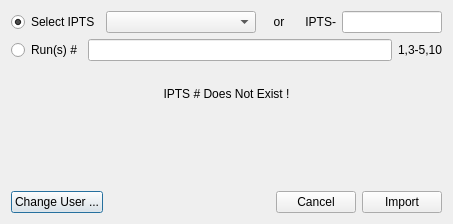
This is designer/ui_import_from_database.ui in neutrons/addie as Qt 5 draws it before an edit. The edited form follows.
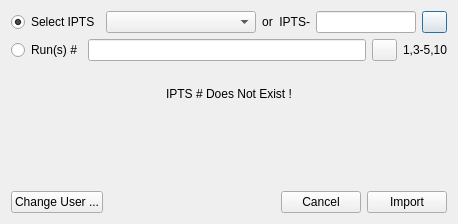
This is the edited form.

Commit message: improved the way the widgets interact in the import from database

Diff of the .ui file:
```diff
--- a/designer/ui_import_from_database.ui
+++ b/designer/ui_import_from_database.ui
@@ -78,6 +78,25 @@
        </property>
       </widget>
      </item>
+     <item>
+      <widget class="QPushButton" name="clear_ipts">
+       <property name="minimumSize">
+        <size>
+         <width>25</width>
+         <height>20</height>
+        </size>
+       </property>
+       <property name="maximumSize">
+        <size>
+         <width>25</width>
+         <height>16777215</height>
+        </size>
+       </property>
+       <property name="text">
+        <string/>
+       </property>
+      </widget>
+     </item>
     </layout>
    </item>
    <item>
@@ -92,6 +111,25 @@
      <item>
       <widget class="QLineEdit" name="run_number_lineedit"/>
      </item>
+     <item>
+      <widget class="QPushButton" name="clear_run">
+       <property name="minimumSize">
+        <size>
+         <width>25</width>
+         <height>20</height>
+        </size>
+       </property>
+       <property name="maximumSize">
+        <size>
+         <width>25</width>
+         <height>16777215</height>
+        </size>
+       </property>
+       <property name="text">
+        <string/>
+       </property>
+      </widget>
+     </item>
      <item>
       <widget class="QLabel" name="run_number_label">
        <property name="text">
```
Left out of the diff: 54 changed lines with no effect on the pictures. The commit also changes 2 other files.
